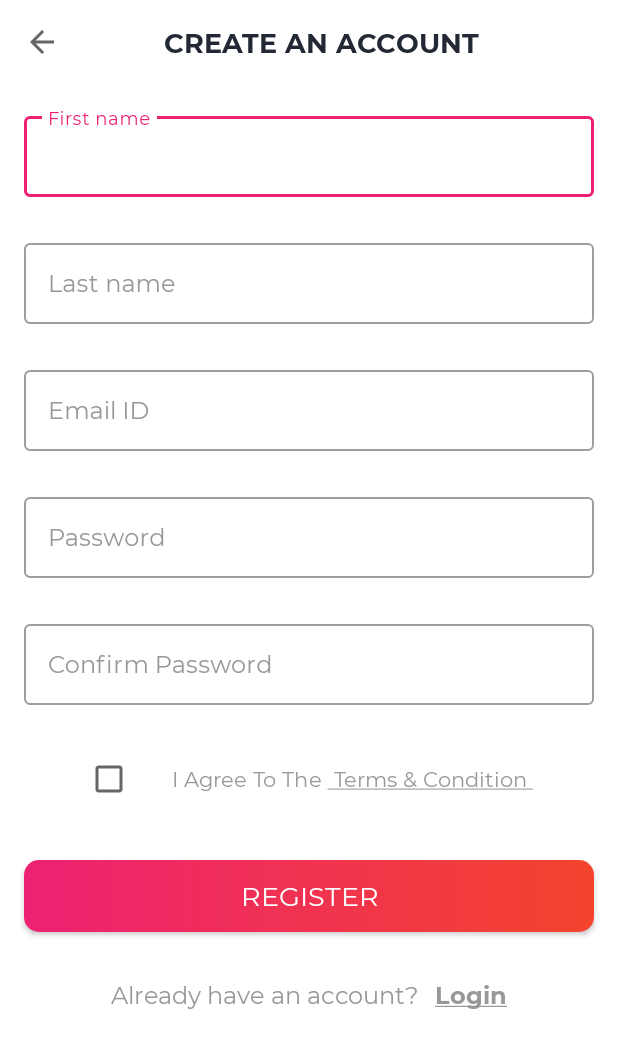
After one commit to bernardkaminskiBK/MyShopPal, an Android app: the RegisterActivity screen opened directly, with no data from a screen before it, on a phone screen of 412 x 824 dp. The commit adds this screen. Shown: the top 1048 px of the screen. Run offline under Robolectric (Android 15) with nearby library versions, the phone set to English and light mode, and no system bars; Roboto replaces fonts that are not available here.

Commit message:
Setting up the login activity & the register activity

```diff
--- a/app/src/main/AndroidManifest.xml
+++ b/app/src/main/AndroidManifest.xml
@@ -9,6 +9,9 @@
         android:roundIcon="@mipmap/ic_launcher_round"
         android:supportsRtl="true"
         android:theme="@style/Theme.MyShopPal">
+        <activity
+            android:name=".activities.RegisterActivity"
+            android:screenOrientation="portrait" />
         <activity
             android:name=".activities.LoginActivity"
             android:screenOrientation="portrait" />
--- a/app/src/main/java/com/android10_kotlin/myshoppal/activities/LoginActivity.kt
+++ b/app/src/main/java/com/android10_kotlin/myshoppal/activities/LoginActivity.kt
@@ -1,5 +1,6 @@
 package com.android10_kotlin.myshoppal.activities
 
+import android.content.Intent
 import androidx.appcompat.app.AppCompatActivity
 import android.os.Bundle
 import com.android10_kotlin.myshoppal.databinding.ActivityLoginBinding
@@ -12,6 +13,11 @@ class LoginActivity : AppCompatActivity() {
         super.onCreate(savedInstanceState)
         mBinding = ActivityLoginBinding.inflate(layoutInflater)
         setContentView(mBinding.root)
+
+        mBinding.tvRegister.setOnClickListener {
+            startActivity(Intent(this, RegisterActivity::class.java))
+        }
+
     }
 
 }
--- /dev/null
+++ b/app/src/main/java/com/android10_kotlin/myshoppal/activities/RegisterActivity.kt
@@ -0,0 +1,34 @@
+package com.android10_kotlin.myshoppal.activities
+
+import android.content.Intent
+import androidx.appcompat.app.AppCompatActivity
+import android.os.Bundle
+import com.android10_kotlin.myshoppal.databinding.ActivityRegisterBinding
+
+class RegisterActivity : AppCompatActivity() {
+
+    private lateinit var mBinding: ActivityRegisterBinding
+
+    override fun onCreate(savedInstanceState: Bundle?) {
+        super.onCreate(savedInstanceState)
+        mBinding = ActivityRegisterBinding.inflate(layoutInflater)
+        setContentView(mBinding.root)
+
+        setupToolbar()
+
+        mBinding.tvLogin.setOnClickListener {
+            startActivity(Intent(this, LoginActivity::class.java))
+            finish()
+        }
+    }
+
+    private fun setupToolbar() {
+        setSupportActionBar(mBinding.toolbarRegisterActivity)
+        supportActionBar?.setDisplayHomeAsUpEnabled(true)
+        supportActionBar?.setDisplayShowHomeEnabled(true)
+        mBinding.toolbarRegisterActivity.setNavigationOnClickListener {
+            onBackPressed()
+        }
+    }
+
+}
--- a/app/src/main/res/layout/activity_login.xml
+++ b/app/src/main/res/layout/activity_login.xml
@@ -22,13 +22,16 @@
             android:scaleType="fitXY"
             android:src="@drawable/auth_screens_background" />
 
+        <LinearLayout
+            android:layout_width="wrap_content"
+            android:layout_height="wrap_content"
+            android:orientation="horizontal"
+            android:layout_gravity="center">
             <androidx.cardview.widget.CardView
                 android:id="@+id/cvSplashScreen"
                 android:layout_width="100dp"
                 android:layout_height="100dp"
-            app:cardCornerRadius="15dp"
-            android:layout_gravity="center|start"
-            android:layout_marginStart="25dp">
+                app:cardCornerRadius="15dp">
 
                 <ImageView
                     android:id="@+id/imageView"
@@ -42,12 +45,14 @@
                 android:id="@+id/tvLoginScreenTitle"
                 android:layout_width="wrap_content"
                 android:layout_height="wrap_content"
-            android:layout_gravity="center|start"
-            android:layout_marginStart="145dp"
                 android:fontFamily="@font/baloo"
                 android:text="@string/my_shop_pal"
                 android:textColor="@color/white"
+                android:layout_gravity="center"
+                android:layout_marginStart="25dp"
                 android:textSize="42sp" />
+        </LinearLayout>
+
     </FrameLayout>
 
     <com.android10_kotlin.myshoppal.utils.MSPTextViewBold
--- /dev/null
+++ b/app/src/main/res/layout/activity_register.xml
@@ -0,0 +1,240 @@
+<?xml version="1.0" encoding="utf-8"?>
+<androidx.constraintlayout.widget.ConstraintLayout xmlns:android="http://schemas.android.com/apk/res/android"
+    xmlns:app="http://schemas.android.com/apk/res-auto"
+    xmlns:tools="http://schemas.android.com/tools"
+    android:layout_width="match_parent"
+    android:layout_height="match_parent"
+    tools:context=".activities.RegisterActivity">
+
+    <androidx.appcompat.widget.Toolbar
+        android:id="@+id/toolbar_register_activity"
+        android:layout_width="match_parent"
+        android:layout_height="?attr/actionBarSize"
+        app:layout_constraintEnd_toEndOf="parent"
+        app:layout_constraintStart_toStartOf="parent"
+        app:layout_constraintTop_toTopOf="parent">
+
+        <com.android10_kotlin.myshoppal.utils.MSPTextViewBold
+            android:id="@+id/tv_title"
+            android:layout_width="match_parent"
+            android:layout_height="match_parent"
+            android:gravity="center"
+            android:paddingStart="@dimen/toolbar_title_paddingStart"
+            android:paddingEnd="0dp"
+            android:text="@string/create_an_account"
+            android:textColor="@color/colorPrimaryText"
+            android:textSize="@dimen/toolbar_title_text_size" />
+
+    </androidx.appcompat.widget.Toolbar>
+
+    <ScrollView
+        android:layout_width="match_parent"
+        android:layout_height="wrap_content"
+        app:layout_constraintEnd_toEndOf="parent"
+        app:layout_constraintStart_toStartOf="parent"
+        app:layout_constraintTop_toBottomOf="@id/toolbar_register_activity">
+
+        <androidx.constraintlayout.widget.ConstraintLayout
+            android:layout_width="match_parent"
+            android:layout_height="wrap_content">
+
+            <com.google.android.material.textfield.TextInputLayout
+                android:id="@+id/til_first_name"
+                style="@style/Widget.MaterialComponents.TextInputLayout.OutlinedBox"
+                android:layout_width="match_parent"
+                android:layout_height="wrap_content"
+                android:layout_marginStart="16dp"
+                android:layout_marginTop="16dp"
+                android:layout_marginEnd="16dp"
+                android:hint="@string/hint_first_name"
+                android:textColorHint="@color/colorSecondaryText"
+                app:layout_constraintEnd_toEndOf="parent"
+                app:layout_constraintStart_toStartOf="parent"
+                app:layout_constraintTop_toTopOf="parent">
+
+                <com.android10_kotlin.myshoppal.utils.MSPEditText
+                    android:id="@+id/et_first_name"
+                    android:layout_width="match_parent"
+                    android:layout_height="wrap_content"
+                    android:inputType="text"
+                    android:padding="@dimen/et_padding"
+                    android:textColor="@color/colorPrimaryText"
+                    android:textSize="@dimen/et_textSize" />
+            </com.google.android.material.textfield.TextInputLayout>
+
+            <com.google.android.material.textfield.TextInputLayout
+                android:id="@+id/til_last_name"
+                style="@style/Widget.MaterialComponents.TextInputLayout.OutlinedBox"
+                android:layout_width="match_parent"
+                android:layout_height="wrap_content"
+                android:layout_marginStart="16dp"
+                android:layout_marginTop="25dp"
+                android:layout_marginEnd="16dp"
+                android:hint="@string/hint_last_name"
+                android:textColorHint="@color/colorSecondaryText"
+                app:layout_constraintEnd_toEndOf="parent"
+                app:layout_constraintStart_toStartOf="parent"
+                app:layout_constraintTop_toBottomOf="@id/til_first_name">
+
+                <com.android10_kotlin.myshoppal.utils.MSPEditText
+                    android:id="@+id/et_last_name"
+                    android:layout_width="match_parent"
+                    android:layout_height="wrap_content"
+                    android:inputType="text"
+                    android:padding="@dimen/et_padding"
+                    android:textColor="@color/colorPrimaryText"
+                    android:textSize="@dimen/et_textSize" />
+            </com.google.android.material.textfield.TextInputLayout>
+
+            <com.google.android.material.textfield.TextInputLayout
+                android:id="@+id/til_email"
+                style="@style/Widget.MaterialComponents.TextInputLayout.OutlinedBox"
+                android:layout_width="match_parent"
+                android:layout_height="wrap_content"
+                android:layout_marginStart="16dp"
+                android:layout_marginTop="25dp"
+                android:layout_marginEnd="16dp"
+                android:hint="@string/et_hint_email_id"
+                android:textColorHint="@color/colorSecondaryText"
+                app:layout_constraintEnd_toEndOf="parent"
+                app:layout_constraintStart_toStartOf="parent"
+                app:layout_constraintTop_toBottomOf="@id/til_last_name">
+
+                <com.android10_kotlin.myshoppal.utils.MSPEditText
+                    android:id="@+id/et_email"
+                    android:layout_width="match_parent"
+                    android:layout_height="wrap_content"
+                    android:inputType="textEmailAddress"
+                    android:padding="@dimen/et_padding"
+                    android:textColor="@color/colorPrimaryText"
+                    android:textSize="@dimen/et_textSize" />
+            </com.google.android.material.textfield.TextInputLayout>
+
+            <com.google.android.material.textfield.TextInputLayout
+                android:id="@+id/til_password"
+                style="@style/Widget.MaterialComponents.TextInputLayout.OutlinedBox"
+                android:layout_width="match_parent"
+                android:layout_height="wrap_content"
+                android:layout_marginStart="16dp"
+                android:layout_marginTop="25dp"
+                android:layout_marginEnd="16dp"
+                android:hint="@string/et_hint_password"
+                android:textColorHint="@color/colorSecondaryText"
+                app:layout_constraintEnd_toEndOf="parent"
+                app:layout_constraintStart_toStartOf="parent"
+                app:layout_constraintTop_toBottomOf="@id/til_email">
+
+                <com.android10_kotlin.myshoppal.utils.MSPEditText
+                    android:id="@+id/et_password"
+                    android:layout_width="match_parent"
+                    android:layout_height="wrap_content"
+                    android:inputType="textPassword"
+                    android:padding="@dimen/et_padding"
+                    android:textColor="@color/colorPrimaryText"
+                    android:textSize="@dimen/et_textSize" />
+            </com.google.android.material.textfield.TextInputLayout>
+
+            <com.google.android.material.textfield.TextInputLayout
+                android:id="@+id/til_confirm_password"
+                style="@style/Widget.MaterialComponents.TextInputLayout.OutlinedBox"
+                android:layout_width="match_parent"
+                android:layout_height="wrap_content"
+                android:layout_marginStart="16dp"
+                android:layout_marginTop="25dp"
+                android:layout_marginEnd="16dp"
+                android:hint="@string/et_hint_confirm_password"
+                android:textColorHint="@color/colorSecondaryText"
+                app:layout_constraintEnd_toEndOf="parent"
+                app:layout_constraintStart_toStartOf="parent"
+                app:layout_constraintTop_toBottomOf="@id/til_password">
+
+                <com.android10_kotlin.myshoppal.utils.MSPEditText
+                    android:id="@+id/et_confirm_password"
+                    android:layout_width="match_parent"
+                    android:layout_height="wrap_content"
+                    android:inputType="textPassword"
+                    android:padding="@dimen/et_padding"
+                    android:textColor="@color/colorPrimaryText"
+                    android:textSize="@dimen/et_textSize" />
+            </com.google.android.material.textfield.TextInputLayout>
+
+            <LinearLayout
+                android:id="@+id/ll_terms_and_condition"
+                android:layout_width="wrap_content"
+                android:layout_height="wrap_content"
+                android:layout_marginTop="25dp"
+                android:gravity="center_vertical"
+                android:orientation="horizontal"
+                app:layout_constraintEnd_toEndOf="parent"
+                app:layout_constraintStart_toStartOf="parent"
+                app:layout_constraintTop_toBottomOf="@id/til_confirm_password">
+
+                <androidx.appcompat.widget.AppCompatCheckBox
+                    android:id="@+id/cb_terms_and_condition"
+                    android:layout_width="wrap_content"
+                    android:layout_height="wrap_content"
+                    tools:checked="false" />
+
+                <com.android10_kotlin.myshoppal.utils.MSPTextView
+                    android:id="@+id/tv_terms_condition"
+                    android:layout_width="wrap_content"
+                    android:layout_height="wrap_content"
+                    android:layout_marginStart="@dimen/txt_terms_condition_marginStart"
+                    android:text="@string/i_agree_to_the_terms_and_condition"
+                    android:textColor="@color/colorSecondaryText"
+                    android:textSize="@dimen/txt_terms_and_condition_textSize" />
+            </LinearLayout>
+
+            <com.android10_kotlin.myshoppal.utils.MSPButton
+                android:id="@+id/btn_register"
+                android:layout_width="match_parent"
+                android:layout_height="wrap_content"
+                android:layout_gravity="center"
+                android:layout_marginStart="16dp"
+                android:layout_marginTop="30dp"
+                android:layout_marginEnd="16dp"
+                android:background="@drawable/button_background"
+                android:foreground="?attr/selectableItemBackground"
+                android:gravity="center"
+                android:paddingTop="@dimen/btn_padding"
+                android:paddingBottom="@dimen/btn_padding"
+                android:text="@string/btn_lbl_register"
+                android:textColor="@android:color/white"
+                android:textSize="@dimen/btn_textSize"
+                app:layout_constraintEnd_toEndOf="parent"
+                app:layout_constraintStart_toStartOf="parent"
+                app:layout_constraintTop_toBottomOf="@id/ll_terms_and_condition" />
+
+            <LinearLayout
+                android:layout_width="wrap_content"
+                android:layout_height="wrap_content"
+                android:layout_marginTop="25dp"
+                android:gravity="center_vertical"
+                android:orientation="horizontal"
+                app:layout_constraintEnd_toEndOf="parent"
+                app:layout_constraintStart_toStartOf="parent"
+                app:layout_constraintTop_toBottomOf="@id/btn_register">
+
+                <com.android10_kotlin.myshoppal.utils.MSPTextView
+                    android:id="@+id/tv_already_have_an_account"
+                    android:layout_width="wrap_content"
+                    android:layout_height="wrap_content"
+                    android:padding="@dimen/clickable_text_view_padding"
+                    android:text="@string/already_have_an_account"
+                    android:textColor="@color/colorSecondaryText"
+                    android:textSize="@dimen/lbl_text_view_textSize" />
+
+                <com.android10_kotlin.myshoppal.utils.MSPTextViewBold
+                    android:id="@+id/tv_login"
+                    android:layout_width="wrap_content"
+                    android:layout_height="wrap_content"
+                    android:foreground="?attr/selectableItemBackground"
+                    android:padding="@dimen/clickable_text_view_padding"
+                    android:text="@string/login"
+                    android:textColor="@color/colorSecondaryText"
+                    android:textSize="@dimen/lbl_text_view_textSize" />
+            </LinearLayout>
+        </androidx.constraintlayout.widget.ConstraintLayout>
+    </ScrollView>
+
+</androidx.constraintlayout.widget.ConstraintLayout>
--- a/app/src/main/res/values/dimens.xml
+++ b/app/src/main/res/values/dimens.xml
@@ -13,4 +13,9 @@
     <dimen name="btn_padding">8dp</dimen>
     <dimen name="lbl_text_view_textSize">16sp</dimen>
 
+    <dimen name="toolbar_title_paddingStart">-55dp</dimen>
+    <dimen name="toolbar_title_text_size">18sp</dimen>
+    <dimen name="txt_terms_condition_marginStart">10dp</dimen>
+    <dimen name="txt_terms_and_condition_textSize">14sp</dimen>
+    <dimen name="button_paddingTop_Bottom">8dp</dimen>
 </resources>
--- a/app/src/main/res/values/strings.xml
+++ b/app/src/main/res/values/strings.xml
@@ -10,4 +10,16 @@
     <string name="btn_lbl_login">Login</string>
     <string name="don_t_have_an_account">Don\'t have an account?</string>
     <string name="register"><u>Register</u></string>
+
+    <string name="create_an_account">CREATE AN ACCOUNT</string>
+
+    <string name="hint_last_name">Last name</string>
+    <string name="hint_first_name">First name</string>
+    <string name="et_hint_confirm_password">Confirm Password</string>
+
+    <string name="i_agree_to_the_terms_and_condition">I Agree To The <u> Terms &amp; Condition </u></string>
+    <string name="btn_lbl_register">Register</string>
+
+    <string name="already_have_an_account">Already have an account?</string>
+    <string name="login"><u>Login</u></string>
 </resources>
--- a/app/src/main/res/values/themes.xml
+++ b/app/src/main/res/values/themes.xml
@@ -6,8 +6,8 @@
         <item name="colorPrimaryVariant">@color/colorPrimaryDark</item>
         <item name="colorOnPrimary">@color/colorAccent</item>
         <!-- Secondary brand color. -->
-        <item name="colorSecondary">@color/teal_200</item>
-        <item name="colorSecondaryVariant">@color/teal_700</item>
+        <item name="colorSecondary">@color/colorPrimary</item>
+        <item name="colorSecondaryVariant">@color/colorPrimary</item>
         <item name="colorOnSecondary">@color/black</item>
         <!-- Status bar color. -->
         <item name="android:statusBarColor" tools:targetApi="l">@color/navbar_color</item>
```
Lines whose indentation alone changed are shown as unchanged.
